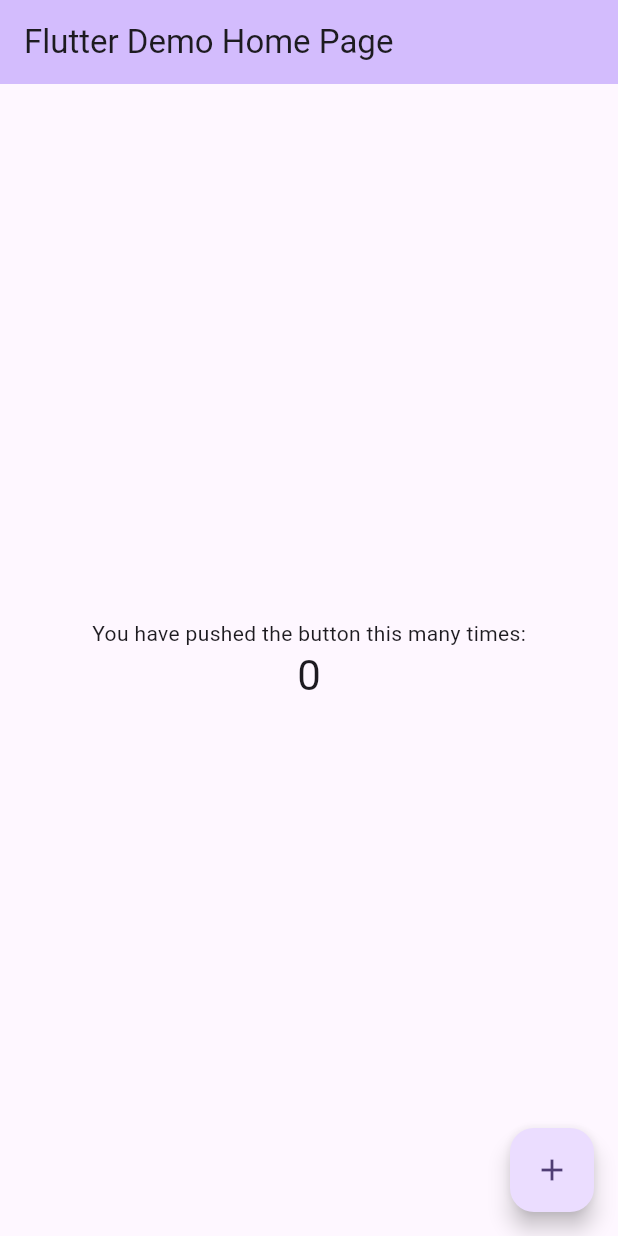
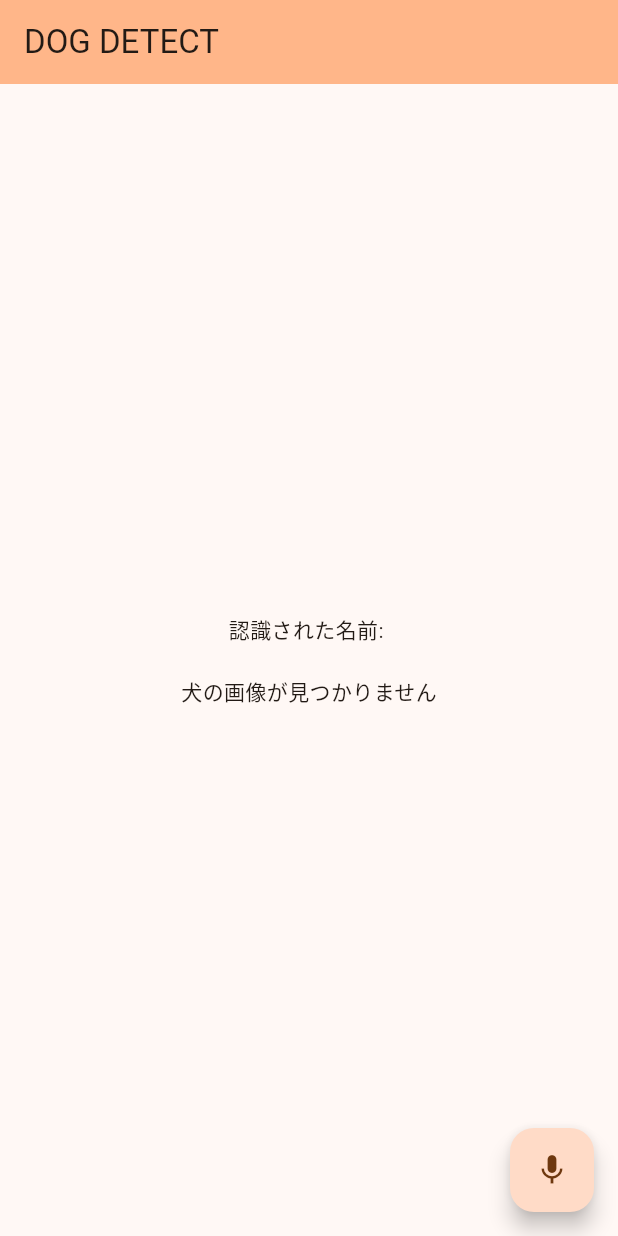
Before and after one commit to FinleyCox/dog_detect, a Flutter app: the screen it shows after launch, on a phone screen of 412 x 824 dp. Run offline on Flutter 3.47's test engine with Material 3 defaults, Android fonts, the phone set to English and light mode, and no system bars; our stand-ins replace permission_handler, speech_to_text.

Commit message:
add speechToText

```diff
--- a/lib/main.dart
+++ b/lib/main.dart
@@ -1,4 +1,7 @@
 import 'package:flutter/material.dart';
+import 'package:speech_to_text/speech_to_text.dart' as stt;
+import 'package:permission_handler/permission_handler.dart';
+// 音声設定参考：　https://hash-code.net/flutter/flutter-how-to-use-a-microphone-with-an-android-emulator/
 
 void main() {
   runApp(const MyApp());
@@ -7,116 +10,114 @@ void main() {
 class MyApp extends StatelessWidget {
   const MyApp({super.key});
 
-  // This widget is the root of your application.
   @override
   Widget build(BuildContext context) {
     return MaterialApp(
-      title: 'Flutter Demo',
+      title: 'DETECT DOG',
       theme: ThemeData(
-        // This is the theme of your application.
-        //
-        // TRY THIS: Try running your application with "flutter run". You'll see
-        // the application has a purple toolbar. Then, without quitting the app,
-        // try changing the seedColor in the colorScheme below to Colors.green
-        // and then invoke "hot reload" (save your changes or press the "hot
-        // reload" button in a Flutter-supported IDE, or press "r" if you used
-        // the command line to start the app).
-        //
-        // Notice that the counter didn't reset back to zero; the application
-        // state is not lost during the reload. To reset the state, use hot
-        // restart instead.
-        //
-        // This works for code too, not just values: Most code changes can be
-        // tested with just a hot reload.
-        colorScheme: ColorScheme.fromSeed(seedColor: Colors.deepPurple),
+        colorScheme: ColorScheme.fromSeed(seedColor: const Color.fromARGB(255, 212, 119, 52)),
       ),
-      home: const MyHomePage(title: 'Flutter Demo Home Page'),
+      home: const MyHomePageDogName(title: 'DOG DETECT'),
     );
   }
 }
 
-class MyHomePage extends StatefulWidget {
-  const MyHomePage({super.key, required this.title});
-
-  // This widget is the home page of your application. It is stateful, meaning
-  // that it has a State object (defined below) that contains fields that affect
-  // how it looks.
-
-  // This class is the configuration for the state. It holds the values (in this
-  // case the title) provided by the parent (in this case the App widget) and
-  // used by the build method of the State. Fields in a Widget subclass are
-  // always marked "final".
-
+class MyHomePageDogName extends StatefulWidget {
+  const MyHomePageDogName({super.key, required this.title});
   final String title;
 
   @override
-  State<MyHomePage> createState() => _MyHomePageState();
+  State<MyHomePageDogName> createState() => _MyHomePageDogNameState();
 }
 
-class _MyHomePageState extends State<MyHomePage> {
-  int _counter = 0;
+class _MyHomePageDogNameState extends State<MyHomePageDogName> {
+  late stt.SpeechToText _speech;
+  bool _isListening = false;
+  String _dogName = '';
+  String? _dogImage;
 
-  void _incrementCounter() {
-    setState(() {
-      // This call to setState tells the Flutter framework that something has
-      // changed in this State, which causes it to rerun the build method below
-      // so that the display can reflect the updated values. If we changed
-      // _counter without calling setState(), then the build method would not be
-      // called again, and so nothing would appear to happen.
-      _counter++;
-    });
+  @override
+  void initState() {
+    super.initState();
+    _speech = stt.SpeechToText();
+    requestPermission();
+  }
+
+  Future<void> requestPermission() async {
+    var status = await Permission.microphone.status;
+    if(!status.isGranted) {
+      await Permission.microphone.request();
+    }
+  }
+
+  Future<void> startListening() async {
+    bool available = await _speech.initialize(
+      onStatus: (status) => print('Status: $status'),
+      onError: (error) => print("Error: $error"),
+      debugLogging: true,
+    );
+    if(available) {
+      setState(() {
+        _isListening = true;
+      });
+      _speech.listen(
+        onResult: (result) {
+          setState(() {
+            _dogName = result.recognizedWords;
+            _updateDogImage(_dogName);
+          });
+        }
+      );
+    }
+  }
+  void _updateDogImage(String name) {
+    String normalized = name.toLowerCase();
+    if(normalized.contains('りき') || normalized.contains('riki')) {
+      _dogImage = 'assets/images/riki.jpg';
+    } else if(normalized.contains('じゃっく') || normalized.contains('jack')) {
+      _dogImage = 'assets/images/jack.jpg';
+    } else {
+      _dogImage = null;
+    }
+  }
+
+  void stopListening() {
+    if(_speech.isListening) {
+      _speech.stop();
+      setState(() {
+        _isListening = false;
+      });
+    }
   }
 
   @override
   Widget build(BuildContext context) {
-    // This method is rerun every time setState is called, for instance as done
-    // by the _incrementCounter method above.
-    //
-    // The Flutter framework has been optimized to make rerunning build methods
-    // fast, so that you can just rebuild anything that needs updating rather
-    // than having to individually change instances of widgets.
     return Scaffold(
       appBar: AppBar(
-        // TRY THIS: Try changing the color here to a specific color (to
-        // Colors.amber, perhaps?) and trigger a hot reload to see the AppBar
-        // change color while the other colors stay the same.
         backgroundColor: Theme.of(context).colorScheme.inversePrimary,
-        // Here we take the value from the MyHomePage object that was created by
-        // the App.build method, and use it to set our appbar title.
         title: Text(widget.title),
       ),
       body: Center(
-        // Center is a layout widget. It takes a single child and positions it
-        // in the middle of the parent.
         child: Column(
-          // Column is also a layout widget. It takes a list of children and
-          // arranges them vertically. By default, it sizes itself to fit its
-          // children horizontally, and tries to be as tall as its parent.
-          //
-          // Column has various properties to control how it sizes itself and
-          // how it positions its children. Here we use mainAxisAlignment to
-          // center the children vertically; the main axis here is the vertical
-          // axis because Columns are vertical (the cross axis would be
-          // horizontal).
-          //
-          // TRY THIS: Invoke "debug painting" (choose the "Toggle Debug Paint"
-          // action in the IDE, or press "p" in the console), to see the
-          // wireframe for each widget.
           mainAxisAlignment: MainAxisAlignment.center,
           children: <Widget>[
-            const Text('You have pushed the button this many times:'),
-            Text(
-              '$_counter',
-              style: Theme.of(context).textTheme.headlineMedium,
-            ),
+            Text('認識された名前: $_dogName'),
+            const SizedBox(height: 20),
+            _dogImage != null ? Image.asset(_dogImage!, height: 200) : const Text('犬の画像が見つかりません'),
           ],
         ),
       ),
       floatingActionButton: FloatingActionButton(
-        onPressed: _incrementCounter,
-        tooltip: 'Increment',
-        child: const Icon(Icons.add),
-      ), // This trailing comma makes auto-formatting nicer for build methods.
+        onPressed: () async {
+          if(_isListening) {
+            stopListening();
+          } else if(await _speech.hasPermission && _speech.isNotListening) {
+              await startListening();
+          }
+        },
+        tooltip: 'Mic',
+        child: Icon(_isListening ? Icons.mic_off : Icons.mic),
+      ),
     );
   }
 }
```
Also changed, not shown: pubspec.yaml (+5 -3 lines), images/jack.jpg (added), images/riki.jpg (added), pubspec.lock, 11 other files.
